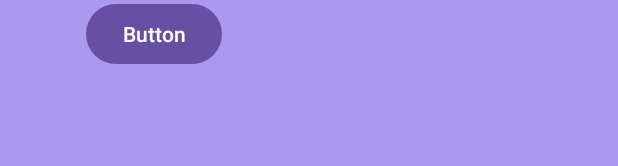
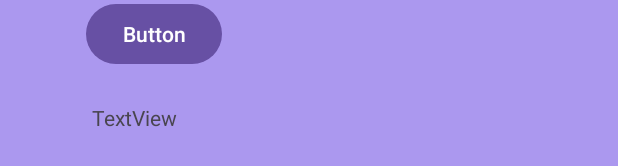
Before and after one commit to abdultanveer/paypal2, an Android app: the layout activity_home.xml on its own in the app's theme, with its tools: preview values and no code run, on a phone screen of 412 x 824 dp. Shown: the part 185-351 px from the top of the screen. Run offline under Robolectric (Android 15) with nearby library versions, the phone set to English and light mode, and no system bars.

Commit message:
passing data to HomeActivity

```diff
--- a/app/src/main/java/com/example/paypal/MainActivity.kt
+++ b/app/src/main/java/com/example/paypal/MainActivity.kt
@@ -25,6 +25,7 @@ class MainActivity : AppCompatActivity() {
     fun showSnackBar(view: View) {
        // showSnack()
         var intention = Intent(this,HomeActivity::class.java)
+        intention.putExtra("co","pypl")
         startActivity(intention)
     }
 
--- a/app/src/main/res/layout/activity_home.xml
+++ b/app/src/main/res/layout/activity_home.xml
@@ -30,4 +30,14 @@
         android:text="Button"
         app:layout_constraintStart_toStartOf="parent"
         app:layout_constraintTop_toBottomOf="@+id/editTextText" />
+
+    <TextView
+        android:id="@+id/tvHome"
+        android:layout_width="wrap_content"
+        android:layout_height="wrap_content"
+        android:layout_marginStart="4dp"
+        android:layout_marginTop="22dp"
+        android:text="TextView"
+        app:layout_constraintStart_toStartOf="@+id/button2"
+        app:layout_constraintTop_toBottomOf="@+id/button2" />
 </androidx.constraintlayout.widget.ConstraintLayout>
```
Also changed, not shown: app/src/main/java/com/example/paypal/HomeActivity.kt (+8 -7 lines).
